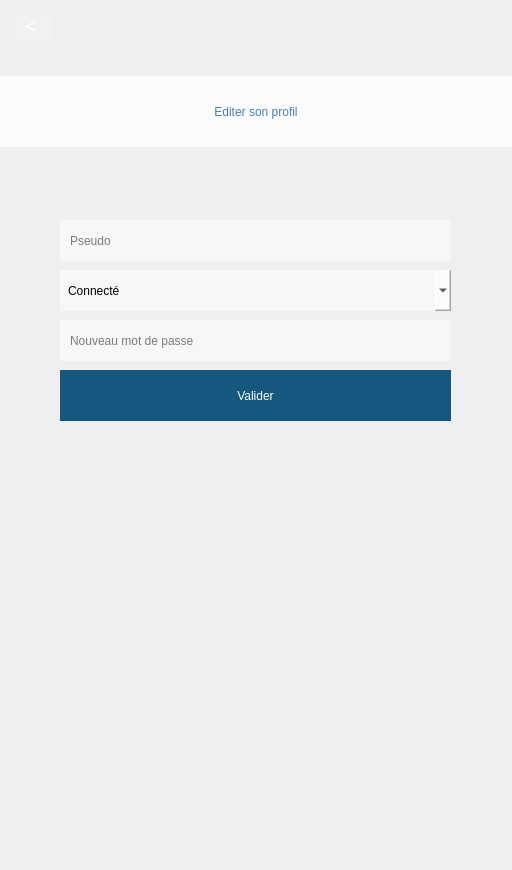
Qt form Babel/client/forms/BabelUpdate.ui (gvsurenderreddy/Babel-VOIP) before a commit.
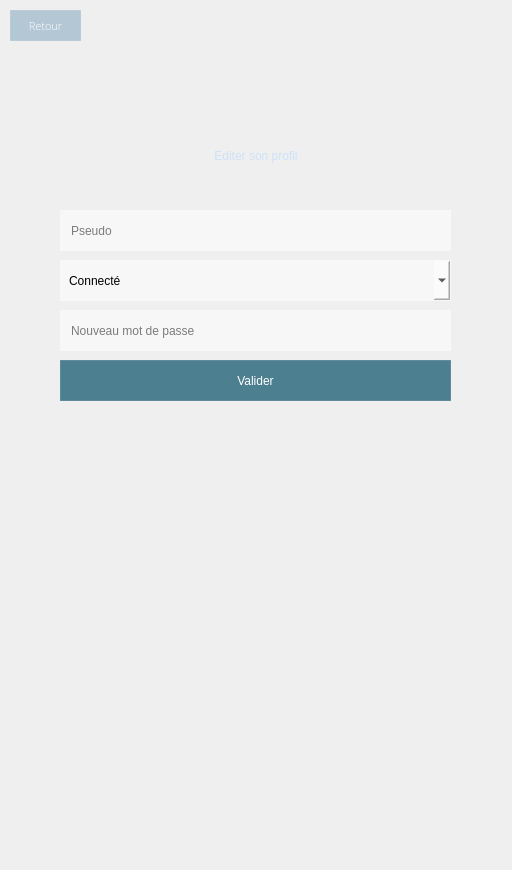
The same form after that commit. Icons and pictures are not drawn.

Patch:
```diff
--- a/Babel/client/forms/BabelUpdate.ui
+++ b/Babel/client/forms/BabelUpdate.ui
@@ -21,18 +21,18 @@
    <property name="geometry">
     <rect>
      <x>0</x>
-     <y>76</y>
+     <y>120</y>
      <width>512</width>
      <height>71</height>
     </rect>
    </property>
    <property name="styleSheet">
     <string notr="true">background: none;
-background-color: rgba(255, 255, 255, 192);
-font: 28pt &quot;Open Sans Light&quot;;
-color: rgba(15, 87, 154, 192);
-
-</string>
+border: 0;
+color: #cde2f9;
+font: 16pt &quot;Open Sans Light&quot;;
+text-transform:uppercase;
+padding:6px 0;</string>
    </property>
    <property name="text">
     <string>Editer son profil</string>
@@ -45,20 +45,21 @@
    <property name="geometry">
     <rect>
      <x>60</x>
-     <y>220</y>
+     <y>210</y>
      <width>391</width>
      <height>41</height>
     </rect>
    </property>
    <property name="styleSheet">
     <string notr="true">background: none;
-border: none;
+border: 1px solid rgba(255, 255, 255, 0.1);
 background-color: rgba(255, 255, 255, 128);
 color: rgb(0, 0, 0);
-font: 10pt &quot;Verdana&quot;;
-padding: 8px;
-
-      </string>
+font: 9pt &quot;Open Sans Light&quot;;
+padding: 8px;</string>
+   </property>
+   <property name="maxLength">
+    <number>255</number>
    </property>
    <property name="placeholderText">
     <string>Pseudo</string>
@@ -68,20 +69,18 @@
    <property name="geometry">
     <rect>
      <x>60</x>
-     <y>320</y>
+     <y>310</y>
      <width>391</width>
      <height>41</height>
     </rect>
    </property>
    <property name="styleSheet">
     <string notr="true">background: none;
-border: none;
+border: 1px solid rgba(255, 255, 255, 0.1);
 background-color: rgba(255, 255, 255, 128);
-color: #000;
-font: 10pt &quot;Verdana&quot;;
-lineedit-password-character: 9679;
-padding: 8px;
-      </string>
+color: rgb(0, 0, 0);
+font: 9pt &quot;Open Sans Light&quot;;
+padding: 8px;</string>
    </property>
    <property name="text">
     <string/>
@@ -94,18 +93,17 @@
    <property name="geometry">
     <rect>
      <x>60</x>
-     <y>370</y>
+     <y>360</y>
      <width>391</width>
-     <height>51</height>
+     <height>41</height>
     </rect>
    </property>
    <property name="styleSheet">
     <string notr="true">background: none;
-background-color: rgb(22, 87, 127);
+background-color: #4c7f90;
 color: rgb(255, 255, 255);
-font: 12pt &quot;Verdana&quot;;
-border-style: outset;
-      </string>
+font: 10pt &quot;Open Sans Light&quot;;
+border: 1px solid rgba(255, 255, 255, 0.1);</string>
    </property>
    <property name="text">
     <string>Valider</string>
@@ -116,44 +114,46 @@
     <rect>
      <x>10</x>
      <y>10</y>
-     <width>41</width>
+     <width>71</width>
      <height>31</height>
     </rect>
    </property>
    <property name="font">
     <font>
-     <family>Small Fonts</family>
-     <pointsize>16</pointsize>
+     <family>Open Sans Light</family>
+     <pointsize>8</pointsize>
+     <weight>50</weight>
+     <italic>false</italic>
+     <bold>false</bold>
     </font>
    </property>
    <property name="styleSheet">
     <string notr="true">background: none;
-border: none;
-background-color: rgba(255, 255, 255, 32);
+border: 1px solid rgba(255, 255, 255, 0.1);
+background-color: rgba(120, 158, 187, 0.5);
 color: rgb(255, 255, 255);
-</string>
+font: 8pt &quot;Open Sans Light&quot;;</string>
    </property>
    <property name="text">
-    <string>&lt;</string>
+    <string>Retour</string>
    </property>
   </widget>
   <widget class="QComboBox" name="statutEdit">
    <property name="geometry">
     <rect>
      <x>60</x>
-     <y>270</y>
+     <y>260</y>
      <width>391</width>
      <height>41</height>
     </rect>
    </property>
    <property name="styleSheet">
     <string notr="true">background: none;
-border: none;
+border: 1px solid rgba(255, 255, 255, 0.1);
 background-color: rgba(255, 255, 255, 128);
 color: rgb(0, 0, 0);
-font: 10pt &quot;Verdana&quot;;
-padding: 8px;
-</string>
+font: 9pt &quot;Open Sans Light&quot;;
+padding: 8px;</string>
    </property>
    <item>
     <property name="text">
```
Left out of the diff: 8 changed lines with no effect on the pictures.
